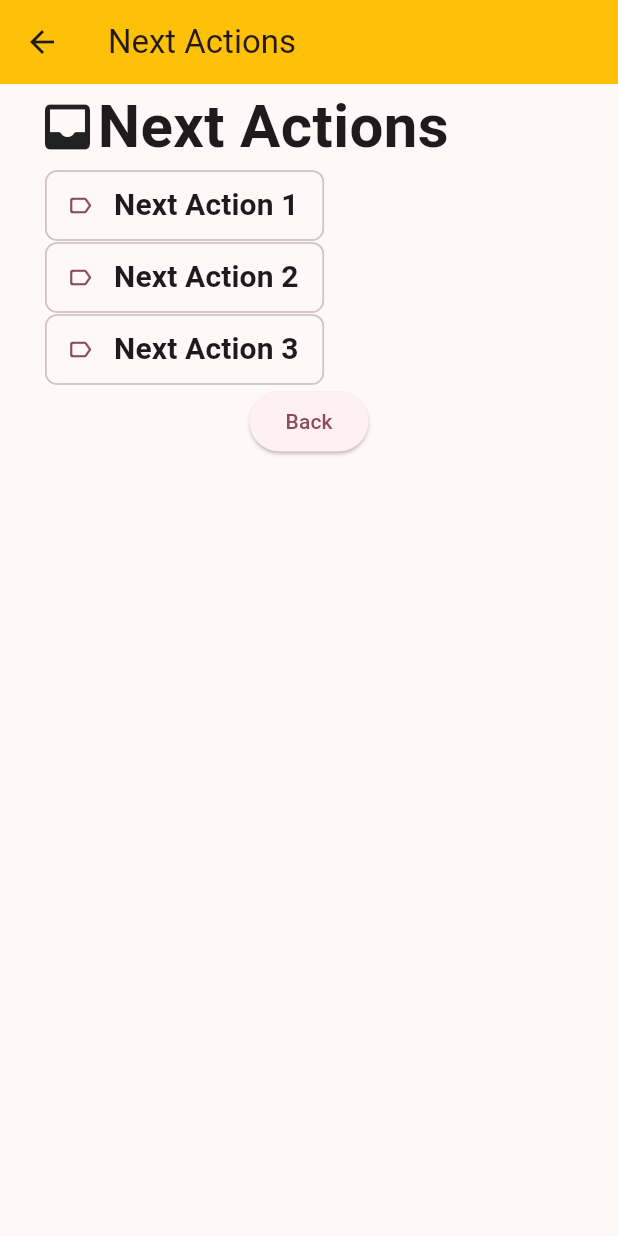
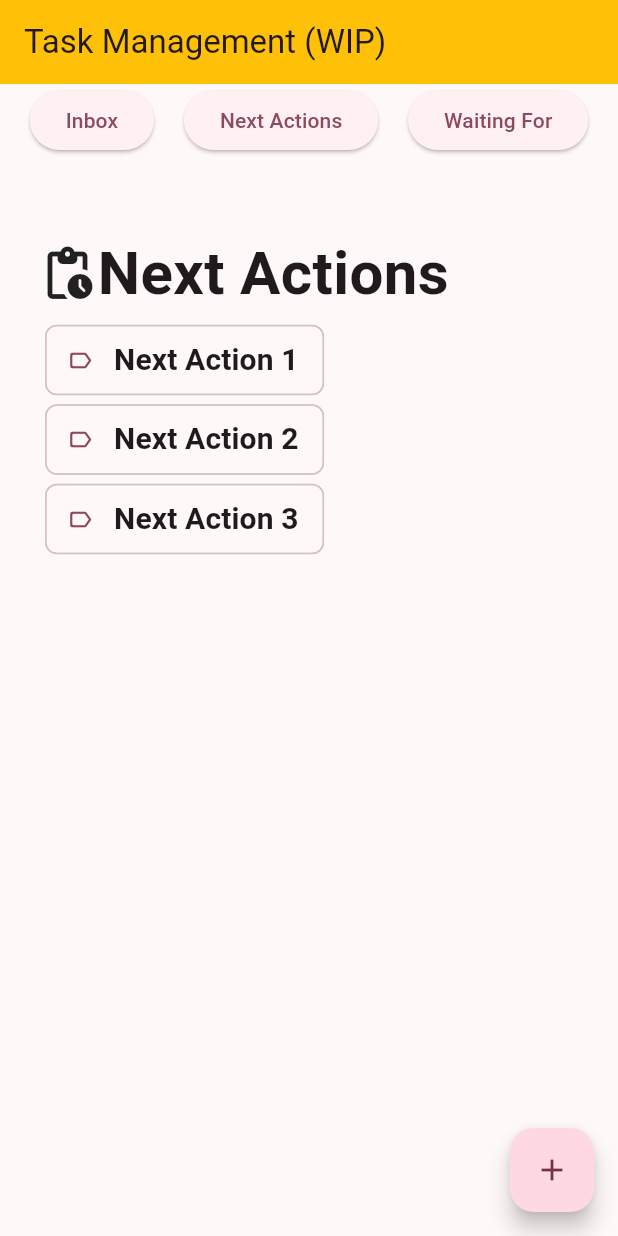
Before and after one commit to KyleBarton/task_manager, a Flutter app: the screen it shows after launch, after a tap on "Next Actions", on a phone screen of 412 x 824 dp. Run offline on Flutter 3.47's test engine with Material 3 defaults, Android fonts, the phone set to English and light mode, and no system bars.

Commit message:
Move back to a single-page view for way more simplicity.

```diff
--- a/lib/main.dart
+++ b/lib/main.dart
@@ -3,7 +3,6 @@ import 'package:task_manager/task_item.dart';
 import 'package:task_manager/task_item_page.dart';
 
 // Ok, next steps:
-// - Take what you did with Inbox and make it re-usable for NextActions and Waiting For
 // - Start adding a Dart repository layer that's separate from the Widgets
 // - Add testing
 // - Implement TODO statuses and make a good animation strategy for that
@@ -29,76 +28,6 @@ class MyApp extends StatelessWidget {
   }
 }
 
-class TaskItemsSummaryPage extends StatefulWidget {
-  final String title;
-  final List<TaskItem> taskItems;
-  const TaskItemsSummaryPage({super.key, required this.title, required this.taskItems});
-
-  @override
-  State<StatefulWidget> createState() => _TaskItemsSummaryPageState();
-}
-
-class _TaskItemsSummaryPageState extends State<TaskItemsSummaryPage> {
-  @override
-  Widget build(BuildContext context) {
-    return Scaffold(
-      appBar: AppBar(
-        title: Text(widget.title),
-        backgroundColor: Colors.amber,
-      ),
-      body: Column(
-        children: [
-          Row(children: [
-            // TODO probably want to solve this with containers in actuality
-            SizedBox(width: 25),
-            Icon(Icons.inbox_rounded, size: 40,),
-            Text(widget.title, style: TextStyle(fontSize: 40, fontWeight: FontWeight.bold),)
-          ],),
-          ...widget.taskItems.map((item) =>
-              TaskItemAction(taskItem: item)),
-          ElevatedButton(onPressed: () => Navigator.pop(context), child: Text("Back"))
-        ],
-      ),
-    );
-  }
-}
-
-class NextActionsPage extends StatefulWidget {
-  final String title;
-
-  const NextActionsPage({super.key, this.title = "Next Actions"});
-
-  @override
-  State<StatefulWidget> createState() => _NextActionsState();
-}
-
-class _NextActionsState extends State<NextActionsPage> {
-
-  final List<TaskItem> testItems = [
-    TaskItem("Next Action 1"),
-    TaskItem("Next Action 2"),
-    TaskItem("Next Action 3"),
-  ];
-
-  @override
-  Widget build(BuildContext context) {
-    return Scaffold(
-      appBar: AppBar(
-        title: Text(widget.title),
-        backgroundColor: Colors.amber,
-      ),
-      body: Column(
-        children: [
-          const Text("You've reached the nextAction area"),
-          ...testItems.map((item) =>
-            TaskItemAction(taskItem: item)),
-          ElevatedButton(onPressed: () => Navigator.pop(context), child: Text("Back"))
-        ],
-      ),
-    );
-  }
-}
-
 class MyHomePage extends StatefulWidget {
   const MyHomePage({super.key, required this.title});
   final String title;
@@ -109,6 +38,8 @@ class MyHomePage extends StatefulWidget {
 
 class _MyHomePageState extends State<MyHomePage> {
   final List<TaskItem> _inboxItems = [];
+  // TODO ENUM please
+  var itemView = "inbox";
 
   final List<TaskItem> _testNextActions = [
     TaskItem("Next Action 1"),
@@ -121,12 +52,65 @@ class _MyHomePageState extends State<MyHomePage> {
     TaskItem("Waiting For 3"),
   ];
 
-  void _navToNextActions() {
-    Navigator.push(context, MaterialPageRoute(builder: (context) => TaskItemsSummaryPage(title: "Next Actions", taskItems: _testNextActions)));
+  Center _centerContent() {
+    var items = _inboxItems;
+    var titleRow = Row(children: [
+            // TODO probably want to solve this with containers in actuality
+            SizedBox(width: 25),
+            Icon(Icons.inbox_rounded, size: 40,),
+            Text("Inbox", style: TextStyle(fontSize: 40, fontWeight: FontWeight.bold),)
+          ],);
+    if (itemView == "nextActions") {
+      items = _testNextActions;
+      titleRow = Row(children: [
+        // TODO probably want to solve this with containers in actuality
+        SizedBox(width: 25),
+        Icon(Icons.pending_actions_rounded, size: 40,),
+        Text("Next Actions", style: TextStyle(fontSize: 40, fontWeight: FontWeight.bold),)
+      ],);
+    }
+    if (itemView == "waitingFor") {
+      items = _testWaitingFors;
+      titleRow = Row(children: [
+        // TODO probably want to solve this with containers in actuality
+        SizedBox(width: 25),
+        Icon(Icons.timer_rounded, size: 40,),
+        Text("Waiting For", style: TextStyle(fontSize: 40, fontWeight: FontWeight.bold),)
+      ],);
+    }
+    return Center(
+      child: Column(
+        mainAxisAlignment: MainAxisAlignment.center,
+        children: <Widget>[
+          titleRow,
+          ...items.map((item) =>
+              Column(
+                children: [
+                  SizedBox(height: 5),
+                  TaskItemAction(taskItem: item)
+                ],
+              )
+          ),
+        ],
+      ),
+    );
+
+  }
+  void _viewInbox() {
+    setState(() {
+      itemView = "inbox";
+    });
+  }
+  void _viewNextActions() {
+    setState(() {
+      itemView = "nextActions";
+    });
   }
 
-  void _navToWaitingFors() {
-    Navigator.push(context, MaterialPageRoute(builder: (context) => TaskItemsSummaryPage(title: "Waiting For", taskItems: _testWaitingFors)));
+  void _viewWaitingFor() {
+    setState(() {
+      itemView = "waitingFor";
+    });
   }
 
   void _showInboxModal() {
@@ -163,49 +147,25 @@ class _MyHomePageState extends State<MyHomePage> {
             mainAxisAlignment: MainAxisAlignment.spaceEvenly,
             children: [
               ElevatedButton(
-                  onPressed: _navToNextActions,
+                  onPressed: _viewInbox,
+                  child: Text("Inbox")),
+              ElevatedButton(
+                  onPressed: _viewNextActions,
                   child: Text("Next Actions")),
               ElevatedButton(
-                  onPressed: _navToWaitingFors,
+                  onPressed: _viewWaitingFor,
                   child: Text("Waiting For")),
-              ElevatedButton(
-                  onPressed: null,
-                  child: Text("Projects")),
             ],
           ),
           SizedBox(height: 50),
-          inboxDialog()
+          _centerContent(),
         ],
       ),
       floatingActionButton: FloatingActionButton(
         onPressed: _showInboxModal,
-        tooltip: 'Increment',
+        tooltip: 'Add to Inbox',
         child: const Icon(Icons.add),
       ),
     );
   }
-
-  Center inboxDialog() {
-    return Center(
-      child: Column(
-        mainAxisAlignment: MainAxisAlignment.center,
-        children: <Widget>[
-          Row(children: [
-            // TODO probably want to solve this with containers in actuality
-            SizedBox(width: 25),
-            Icon(Icons.inbox_rounded, size: 40,),
-            Text("Inbox", style: TextStyle(fontSize: 40, fontWeight: FontWeight.bold),)
-          ],),
-          ..._inboxItems.map((item) =>
-              Column(
-                children: [
-                  SizedBox(height: 5),
-                  TaskItemAction(taskItem: item)
-                ],
-              )
-          ),
-        ],
-      ),
-    );
-  }
 }
```
